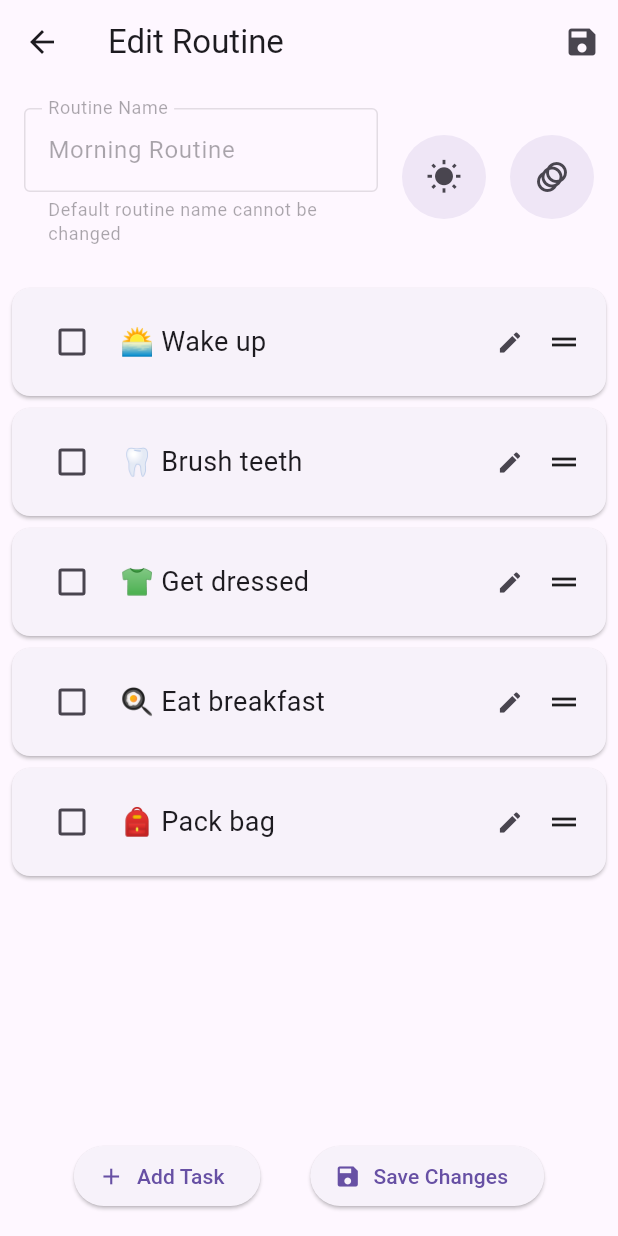
After one commit to noamby/routine_flow_flutter, a Flutter app: the screen it shows after launch, after a tap on the "menu" icon, after a tap on the "edit" icon, on a phone screen of 412 x 824 dp. The commit adds this screen. Run offline on Flutter 3.47's test engine with Material 3 defaults, Android fonts, the phone set to English and light mode, and no system bars; our stand-ins replace emoji_picker_flutter, flutter_colorpicker; generated files the repository leaves out were written again.

Commit message:
feat: Add comprehensive edit routine functionality with proper localization
- Created new EditRoutineScreen with full routine editing capabilities
- Added edit buttons to all routines in the drawer with tooltips
- Implemented smart routine name handling for default vs custom routines
- Fixed localization issue where default routines showed English names in Hebrew
- Added proper display name vs internal name separation for default routines
- Disabled name editing for default routines with helpful explanation text
- Enhanced routine management with rename, task editing, and settings updates
- Added inline task editing with tap-to-edit and dedicated edit buttons
- Implemented drag-and-drop reordering and swipe-to-delete for tasks
- Added comprehensive form validation and success feedback
- Enhanced localization with new strings for edit routine functionality
- Preserved all existing functionality while adding new editing capabilities
- Improved user experience with consistent UI patterns and proper RTL support

Features:
- Edit routine names (custom routines only)
- Add, edit, delete, and reorder tasks within routines
- Change routine icons and animation settings
- Proper localization support (English/Hebrew)
- Smart handling of default vs custom routine editing
- Visual feedback and validation throughout the editing process

```diff
--- a/lib/l10n/app_en.arb
+++ b/lib/l10n/app_en.arb
@@ -54,5 +54,8 @@
   "editNameTooltip": "Edit column name",
   "tasksSuffix": "'s Tasks",
   "languageChanged": "Language changed successfully",
-  "updatingInterface": "Updating interface..."
+  "updatingInterface": "Updating interface...",
+  "editRoutine": "Edit Routine",
+  "routineUpdated": "Routine updated successfully",
+  "defaultRoutineNameCannotBeChanged": "Default routine name cannot be changed"
 }
--- a/lib/l10n/app_he.arb
+++ b/lib/l10n/app_he.arb
@@ -54,5 +54,8 @@
   "editNameTooltip": "ערוך שם עמודה",
   "tasksSuffix": " - משימות",
   "languageChanged": "השפה שונתה בהצלחה",
-  "updatingInterface": "מעדכן ממשק..."
+  "updatingInterface": "מעדכן ממשק...",
+  "editRoutine": "ערוך שגרה",
+  "routineUpdated": "השגרה עודכנה בהצלחה",
+  "defaultRoutineNameCannotBeChanged": "שם שגרת ברירת המחדל לא ניתן לשינוי"
 }
--- /dev/null
+++ b/lib/screens/edit_routine_screen.dart
@@ -0,0 +1,458 @@
+import 'package:flutter/material.dart';
+import '../models/task.dart';
+import '../widgets/add_task_dialog.dart';
+import '../utils/routine_animation.dart';
+import 'package:flutter_gen/gen_l10n/app_localizations.dart';
+
+class EditRoutineScreen extends StatefulWidget {
+  final String routineName;
+  final String displayName;
+  final List<Task> tasks;
+  final IconData icon;
+  final RoutineAnimationSettings animationSettings;
+  final bool isDefaultRoutine;
+  final Function(String, String, List<Task>, IconData, RoutineAnimationSettings) onSave;
+
+  const EditRoutineScreen({
+    super.key,
+    required this.routineName,
+    required this.displayName,
+    required this.tasks,
+    required this.icon,
+    required this.animationSettings,
+    required this.isDefaultRoutine,
+    required this.onSave,
+  });
+
+  @override
+  State<EditRoutineScreen> createState() => _EditRoutineScreenState();
+}
+
+class _EditRoutineScreenState extends State<EditRoutineScreen> {
+  late final TextEditingController _nameController;
+  late List<Task> _tasks;
+  final _listKey = GlobalKey<AnimatedListState>();
+  late IconData _selectedIcon;
+  late RoutineAnimationSettings _animationSettings;
+
+  final List<IconData> _availableIcons = [
+    Icons.schedule,
+    Icons.wb_sunny,
+    Icons.nightlight,
+    Icons.sports_soccer,
+    Icons.music_note,
+    Icons.book,
+    Icons.shopping_cart,
+    Icons.cleaning_services,
+    Icons.fitness_center,
+    Icons.pets,
+    Icons.games,
+    Icons.school,
+    Icons.work,
+    Icons.restaurant,
+    Icons.bedtime,
+  ];
+
+  @override
+  void initState() {
+    super.initState();
+    _nameController = TextEditingController(text: widget.displayName);
+    _tasks = widget.tasks.map((task) => Task(text: task.text, isDone: task.isDone)).toList();
+    _selectedIcon = widget.icon;
+    _animationSettings = widget.animationSettings;
+  }
+
+  void _showAnimationPicker() {
+    final l10n = AppLocalizations.of(context)!;
+    showDialog(
+      context: context,
+      builder: (dialogContext) => AlertDialog(
+        title: Text(l10n.selectAnimation),
+        content: Column(
+          mainAxisSize: MainAxisSize.min,
+          children: RoutineAnimation.values.map((type) {
+            String description;
+            switch (type) {
+              case RoutineAnimation.slide:
+                description = l10n.tasksSlideInFromRight;
+                break;
+              case RoutineAnimation.fade:
+                description = l10n.tasksFadeInSmoothly;
+                break;
+              case RoutineAnimation.scale:
+                description = l10n.tasksScaleUpFromNothing;
+                break;
+              case RoutineAnimation.bounce:
+                description = l10n.tasksBounceInFromBottom;
+                break;
+              case RoutineAnimation.rotate:
+                description = l10n.tasksRotateIn;
+                break;
+            }
+            return ListTile(
+              leading: Radio<RoutineAnimation>(
+                value: type,
+                groupValue: _animationSettings.type,
+                onChanged: (value) {
+                  Navigator.pop(dialogContext);
+                  setState(() {
+                    _animationSettings = RoutineAnimationSettings(
+                      duration: const Duration(milliseconds: 500),
+                      curve: Curves.easeInOut,
+                      type: value!,
+                    );
+                  });
+                },
+              ),
+              title: Text(type.name.toUpperCase()),
+              subtitle: Text(description),
+            );
+          }).toList(),
+        ),
+        actions: [
+          TextButton(
+            onPressed: () => Navigator.pop(dialogContext),
+            child: Text(l10n.close),
+          ),
+        ],
+      ),
+    );
+  }
+
+  void _showIconPicker() {
+    final l10n = AppLocalizations.of(context)!;
+    showDialog(
+      context: context,
+      builder: (context) => AlertDialog(
+        title: Text(l10n.selectIcon),
+        content: SizedBox(
+          width: double.maxFinite,
+          child: GridView.builder(
+            shrinkWrap: true,
+            gridDelegate: const SliverGridDelegateWithFixedCrossAxisCount(
+              crossAxisCount: 4,
+              mainAxisSpacing: 8,
+              crossAxisSpacing: 8,
+            ),
+            itemCount: _availableIcons.length,
+            itemBuilder: (context, index) {
+              final icon = _availableIcons[index];
+              return InkWell(
+                onTap: () {
+                  setState(() {
+                    _selectedIcon = icon;
+                  });
+                  Navigator.pop(context);
+                },
+                child: Container(
+                  decoration: BoxDecoration(
+                    border: Border.all(
+                      color: _selectedIcon == icon ? Theme.of(context).primaryColor : Colors.transparent,
+                    ),
+                    borderRadius: BorderRadius.circular(8),
+                  ),
+                  child: Icon(icon),
+                ),
+              );
+            },
+          ),
+        ),
+      ),
+    );
+  }
+
+  void _addTask() {
+    showDialog(
+      context: context,
+      builder: (context) => AddTaskDialog(
+        onAdd: (text) {
+          setState(() {
+            _tasks.add(Task(text: text));
+            _listKey.currentState?.insertItem(_tasks.length - 1);
+          });
+          Navigator.pop(context);
+        },
+      ),
+    );
+  }
+
+  void _editTask(int index) {
+    final currentTask = _tasks[index];
+    final controller = TextEditingController(text: currentTask.text);
+
+    showDialog(
+      context: context,
+      builder: (context) => AlertDialog(
+        title: Text(AppLocalizations.of(context)!.edit),
+        content: TextField(
+          controller: controller,
+          decoration: InputDecoration(
+            labelText: AppLocalizations.of(context)!.enterTaskText,
+            border: const OutlineInputBorder(),
+          ),
+          autofocus: true,
+        ),
+        actions: [
+          TextButton(
+            onPressed: () => Navigator.pop(context),
+            child: Text(AppLocalizations.of(context)!.cancel),
+          ),
+          TextButton(
+            onPressed: () {
+              if (controller.text.isNotEmpty) {
+                setState(() {
+                  _tasks[index] = Task(text: controller.text, isDone: currentTask.isDone);
+                });
+                Navigator.pop(context);
+              }
+            },
+            child: Text(AppLocalizations.of(context)!.save),
+          ),
+        ],
+      ),
+    );
+  }
+
+  void _removeTask(int index) {
+    setState(() {
+      final task = _tasks.removeAt(index);
+      _listKey.currentState?.removeItem(
+        index,
+        (context, animation) => SlideTransition(
+          position: animation.drive(
+            Tween<Offset>(
+              begin: const Offset(1.0, 0.0),
+              end: Offset.zero,
+            ).chain(CurveTween(curve: Curves.easeOut)),
+          ),
+          child: FadeTransition(
+            opacity: animation,
+            child: Card(
+              margin: const EdgeInsets.symmetric(vertical: 4),
+              child: Padding(
+                padding: const EdgeInsets.symmetric(horizontal: 16, vertical: 12),
+                child: Row(
+                  children: [
+                    Checkbox(
+                      value: task.isDone,
+                      onChanged: null,
+                    ),
+                    const SizedBox(width: 8),
+                    Expanded(
+                      child: Text(
+                        task.text,
+                        style: TextStyle(
+                          decoration: task.isDone ? TextDecoration.lineThrough : null,
+                          color: task.isDone ? Colors.grey : null,
+                          fontSize: 18,
+                        ),
+                      ),
+                    ),
+                    const Icon(Icons.drag_handle),
+                  ],
+                ),
+              ),
+            ),
+          ),
+        ),
+      );
+    });
+  }
+
+  @override
+  void dispose() {
+    _nameController.dispose();
+    super.dispose();
+  }
+
+  @override
+  Widget build(BuildContext context) {
+    final l10n = AppLocalizations.of(context)!;
+
+    return Scaffold(
+      appBar: AppBar(
+        title: Text(l10n.editRoutine),
+        actions: [
+          IconButton(
+            onPressed: () {
+              if (_nameController.text.isNotEmpty && _tasks.isNotEmpty) {
+                widget.onSave(
+                  widget.routineName, // original name
+                  _nameController.text, // new name
+                  _tasks,
+                  _selectedIcon,
+                  _animationSettings,
+                );
+                Navigator.pop(context);
+              } else {
+                ScaffoldMessenger.of(context).showSnackBar(
+                  SnackBar(
+                    content: Text(_nameController.text.isEmpty
+                      ? 'Please enter a routine name'
+                      : 'Please add at least one task'),
+                    backgroundColor: Colors.orange,
+                  ),
+                );
+              }
+            },
+            icon: const Icon(Icons.save),
+            tooltip: l10n.saveChanges,
+          ),
+        ],
+      ),
+      body: Column(
+        children: [
+          Padding(
+            padding: const EdgeInsets.all(16.0),
+            child: Row(
+              children: [
+                Expanded(
+                  child: TextField(
+                    controller: _nameController,
+                    enabled: !widget.isDefaultRoutine,
+                    decoration: InputDecoration(
+                      labelText: l10n.routineName,
+                      border: const OutlineInputBorder(),
+                      helperText: widget.isDefaultRoutine
+                        ? l10n.defaultRoutineNameCannotBeChanged
+                        : null,
+                      helperMaxLines: 2,
+                    ),
+                  ),
+                ),
+                const SizedBox(width: 16),
+                IconButton(
+                  onPressed: _showIconPicker,
+                  icon: Icon(_selectedIcon),
+                  style: IconButton.styleFrom(
+                    backgroundColor: Theme.of(context).primaryColor.withOpacity(0.1),
+                    padding: const EdgeInsets.all(16),
+                  ),
+                  tooltip: l10n.selectIcon,
+                ),
+                const SizedBox(width: 16),
+                IconButton(
+                  onPressed: _showAnimationPicker,
+                  icon: const Icon(Icons.animation),
+                  style: IconButton.styleFrom(
+                    backgroundColor: Theme.of(context).primaryColor.withOpacity(0.1),
+                    padding: const EdgeInsets.all(16),
+                  ),
+                  tooltip: l10n.selectAnimation,
+                ),
+              ],
+            ),
+          ),
+          Expanded(
+            child: ReorderableListView.builder(
+              key: _listKey,
+              padding: const EdgeInsets.all(8),
+              itemCount: _tasks.length,
+              onReorder: (oldIndex, newIndex) {
+                setState(() {
+                  if (oldIndex < newIndex) {
+                    newIndex -= 1;
+                  }
+                  final task = _tasks.removeAt(oldIndex);
+                  _tasks.insert(newIndex, task);
+                });
+              },
+              itemBuilder: (context, index) {
+                return Dismissible(
+                  key: ValueKey('${_tasks[index].text}_$index'),
+                  direction: DismissDirection.endToStart,
+                  background: Container(
+                    alignment: Alignment.centerRight,
+                    padding: const EdgeInsets.only(right: 20),
+                    color: Colors.red,
+                    child: const Icon(Icons.delete, color: Colors.white),
+                  ),
+                  onDismissed: (direction) => _removeTask(index),
+                  child: Card(
+                    margin: const EdgeInsets.symmetric(vertical: 4),
+                    child: Padding(
+                      padding: const EdgeInsets.symmetric(horizontal: 16, vertical: 12),
+                      child: Row(
+                        children: [
+                          Checkbox(
+                            value: _tasks[index].isDone,
+                            onChanged: (bool? value) {
+                              setState(() {
+                                _tasks[index].isDone = !_tasks[index].isDone;
+                              });
+                            },
+                          ),
+                          const SizedBox(width: 8),
+                          Expanded(
+                            child: GestureDetector(
+                              onTap: () => _editTask(index),
+                              child: Text(
+                                _tasks[index].text,
+                                style: TextStyle(
+                                  decoration: _tasks[index].isDone ? TextDecoration.lineThrough : null,
+                                  color: _tasks[index].isDone ? Colors.grey : null,
+                                  fontSize: 18,
+                                ),
+                              ),
+                            ),
+                          ),
+                          IconButton(
+                            onPressed: () => _editTask(index),
+                            icon: const Icon(Icons.edit, size: 18),
+                            tooltip: l10n.edit,
+                          ),
+                          ReorderableDragStartListener(
+                            index: index,
+                            child: const Icon(Icons.drag_handle),
+                          ),
+                        ],
+                      ),
+                    ),
+                  ),
+                );
+              },
+            ),
+          ),
+          Padding(
+            padding: const EdgeInsets.all(16.0),
+            child: Row(
+              mainAxisAlignment: MainAxisAlignment.spaceEvenly,
+              children: [
+                ElevatedButton.icon(
+                  onPressed: _addTask,
+                  icon: const Icon(Icons.add),
+                  label: Text(l10n.addTask),
+                ),
+                ElevatedButton.icon(
+                  onPressed: () {
+                    if (_nameController.text.isNotEmpty && _tasks.isNotEmpty) {
+                      widget.onSave(
+                        widget.routineName, // original name
+                        _nameController.text, // new name
+                        _tasks,
+                        _selectedIcon,
+                        _animationSettings,
+                      );
+                      Navigator.pop(context);
+                    } else {
+                      ScaffoldMessenger.of(context).showSnackBar(
+                        SnackBar(
+                          content: Text(_nameController.text.isEmpty
+                            ? 'Please enter a routine name'
+                            : 'Please add at least one task'),
+                          backgroundColor: Colors.orange,
+                        ),
+                      );
+                    }
+                  },
+                  icon: const Icon(Icons.save),
+                  label: Text(l10n.saveChanges),
+                ),
+              ],
+            ),
+          ),
+        ],
+      ),
+    );
+  }
+}
--- a/lib/screens/home_screen.dart
+++ b/lib/screens/home_screen.dart
@@ -11,6 +11,7 @@ import '../widgets/animation_picker_dialog.dart';
 import '../widgets/add_task_dialog.dart';
 import '../services/routine_service.dart';
 import 'add_routine_screen.dart';
+import 'edit_routine_screen.dart';
 
 class HomeScreen extends StatefulWidget {
   final Function(Locale) onLocaleChange;
@@ -311,6 +312,69 @@ class _HomeScreenState extends State<HomeScreen> with TickerProviderStateMixin {
     );
   }
 
+  void _editRoutine(String routineName) {
+    final l10n = AppLocalizations.of(context)!;
+    final displayName = RoutineService.getLocalizedRoutineName(routineName, l10n);
+    final isDefaultRoutine = RoutineService.isDefaultRoutine(routineName);
+
+    Navigator.push(
+      context,
+      MaterialPageRoute(
+        builder: (context) => EditRoutineScreen(
+          routineName: routineName,
+          displayName: displayName,
+          tasks: routines[routineName]!,
+          icon: routineIcons[routineName] ?? Icons.schedule,
+          animationSettings: routineAnimations[routineName] ?? RoutineAnimationSettings(
+            duration: const Duration(milliseconds: 500),
+            curve: Curves.easeInOut,
+            type: RoutineAnimation.slide,
+          ),
+          isDefaultRoutine: isDefaultRoutine,
+          onSave: (originalName, newDisplayName, tasks, icon, animationSettings) {
+            setState(() {
+              String finalRoutineName;
+
+              // For default routines, keep the original internal name regardless of display name changes
+              if (isDefaultRoutine) {
+                finalRoutineName = originalName;
+              } else {
+                // For custom routines, use the new display name as the routine name
+                finalRoutineName = newDisplayName;
+
+                // Remove old routine if name changed
+                if (originalName != finalRoutineName) {
+                  routines.remove(originalName);
+                  routineIcons.remove(originalName);
+                  routineAnimations.remove(originalName);
+                }
+              }
+
+              // Add/update routine with new values
+              routines[finalRoutineName] = tasks;
+              routineIcons[finalRoutineName] = icon;
+              routineAnimations[finalRoutineName] = animationSettings;
+
+              // Update current routine if it was the one being edited
+              if (_currentRoutine == originalName) {
+                _currentRoutine = finalRoutineName;
+              }
+            });
+
+            // Show success message
+            ScaffoldMessenger.of(context).showSnackBar(
+              SnackBar(
+                content: Text(AppLocalizations.of(context)!.routineUpdated),
+                backgroundColor: Colors.green,
+                duration: const Duration(seconds: 2),
+              ),
+            );
+          },
+        ),
+      ),
+    );
+  }
+
   void _deleteRoutine(String name) {
     setState(() {
       routines.remove(name);
@@ -499,6 +563,7 @@ class _HomeScreenState extends State<HomeScreen> with TickerProviderStateMixin {
           onRoutineSelected: _loadRoutine,
           onAnimationPicker: _showAnimationPicker,
           onDeleteRoutine: _deleteRoutine,
+          onEditRoutine: _editRoutine,
           onAddNewRoutine: _addNewRoutine,
           onClearAllTasks: _clearAllTasks,
           getLocalizedRoutineName: (name) => RoutineService.getLocalizedRoutineName(name, l10n),
--- a/lib/widgets/routine_drawer.dart
+++ b/lib/widgets/routine_drawer.dart
@@ -9,6 +9,7 @@ class RoutineDrawer extends StatelessWidget {
   final Function(String) onRoutineSelected;
   final Function(String) onAnimationPicker;
   final Function(String) onDeleteRoutine;
+  final Function(String) onEditRoutine;
   final VoidCallback onAddNewRoutine;
   final VoidCallback onClearAllTasks;
   final Function(String) getLocalizedRoutineName;
@@ -20,6 +21,7 @@ class RoutineDrawer extends StatelessWidget {
     required this.onRoutineSelected,
     required this.onAnimationPicker,
     required this.onDeleteRoutine,
+    required this.onEditRoutine,
     required this.onAddNewRoutine,
     required this.onClearAllTasks,
     required this.getLocalizedRoutineName,
@@ -59,13 +61,20 @@ class RoutineDrawer extends StatelessWidget {
                       children: [
                         Expanded(child: Text(getLocalizedRoutineName(name))),
                         IconButton(
+                          icon: const Icon(Icons.edit, size: 20),
+                          onPressed: () => onEditRoutine(name),
+                          tooltip: AppLocalizations.of(context)!.editRoutine,
+                        ),
+                        IconButton(
                           icon: const Icon(Icons.animation, size: 20),
                           onPressed: () => onAnimationPicker(name),
+                          tooltip: AppLocalizations.of(context)!.selectAnimation,
                         ),
                         if (isCustomRoutine)
                           IconButton(
-                            icon: const Icon(Icons.delete_outline, color: Colors.red),
+                            icon: const Icon(Icons.delete_outline, color: Colors.red, size: 20),
                             onPressed: () => onDeleteRoutine(name),
+                            tooltip: AppLocalizations.of(context)!.delete,
                           ),
                       ],
                     ),
```
